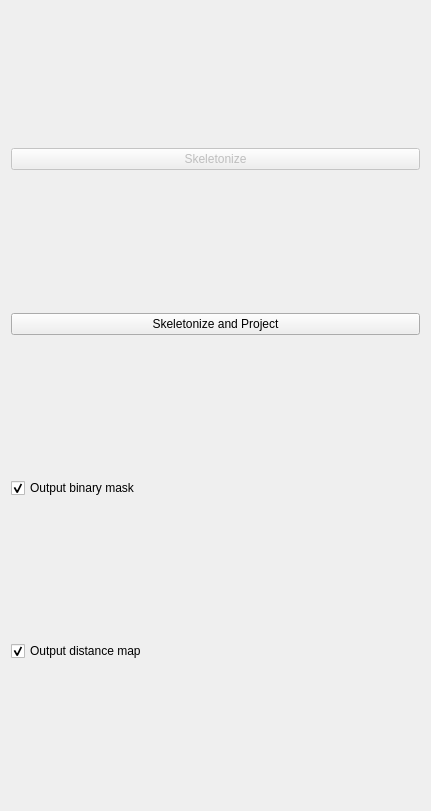
This is Modules/Bundles/org.mitk.gui.qt.diffusionimaging/src/internal/QmitkTbssSkeletonizationViewControls.ui in MITK/MITK as Qt 5 draws it before an edit. The edited form follows.
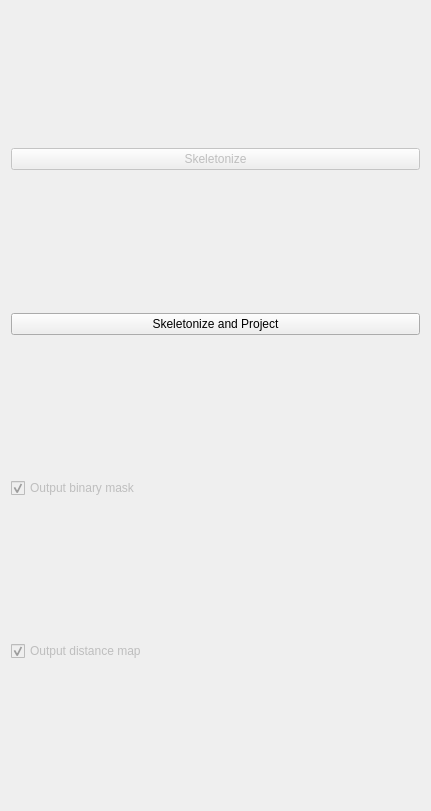
This is the edited form.

```diff
--- a/Modules/Bundles/org.mitk.gui.qt.diffusionimaging/src/internal/QmitkTbssSkeletonizationViewControls.ui
+++ b/Modules/Bundles/org.mitk.gui.qt.diffusionimaging/src/internal/QmitkTbssSkeletonizationViewControls.ui
@@ -39,6 +39,9 @@
    </item>
    <item>
     <widget class="QCheckBox" name="m_OutputMask">
+     <property name="enabled">
+      <bool>false</bool>
+     </property>
      <property name="text">
       <string>Output binary mask</string>
      </property>
@@ -49,6 +52,9 @@
    </item>
    <item>
     <widget class="QCheckBox" name="m_OutputDistanceMap">
+     <property name="enabled">
+      <bool>false</bool>
+     </property>
      <property name="text">
       <string>Output distance map</string>
      </property>
```
